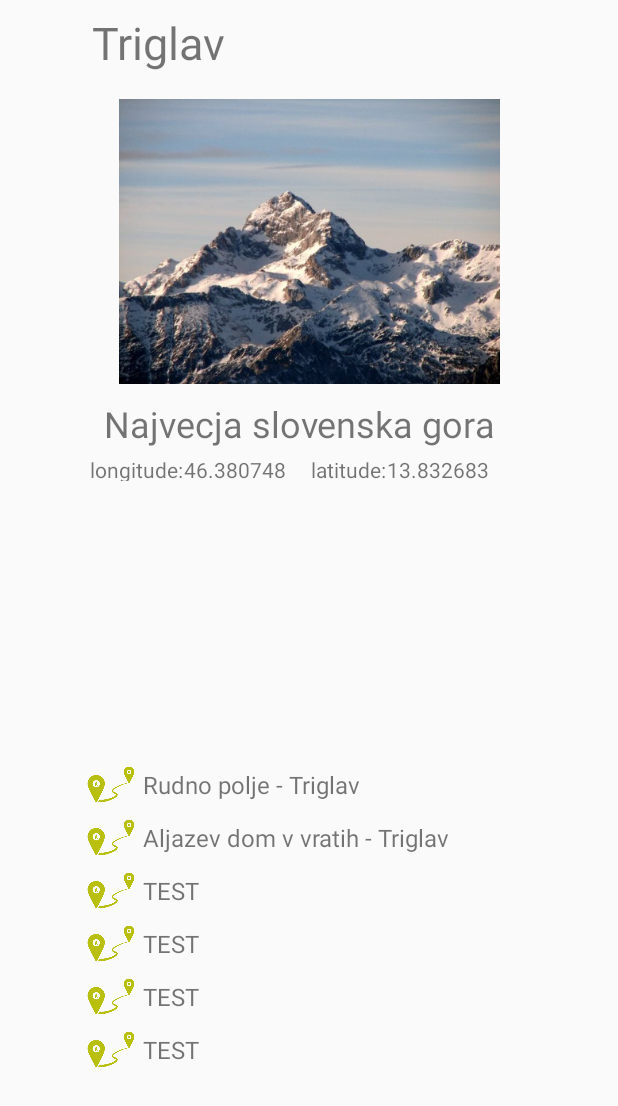
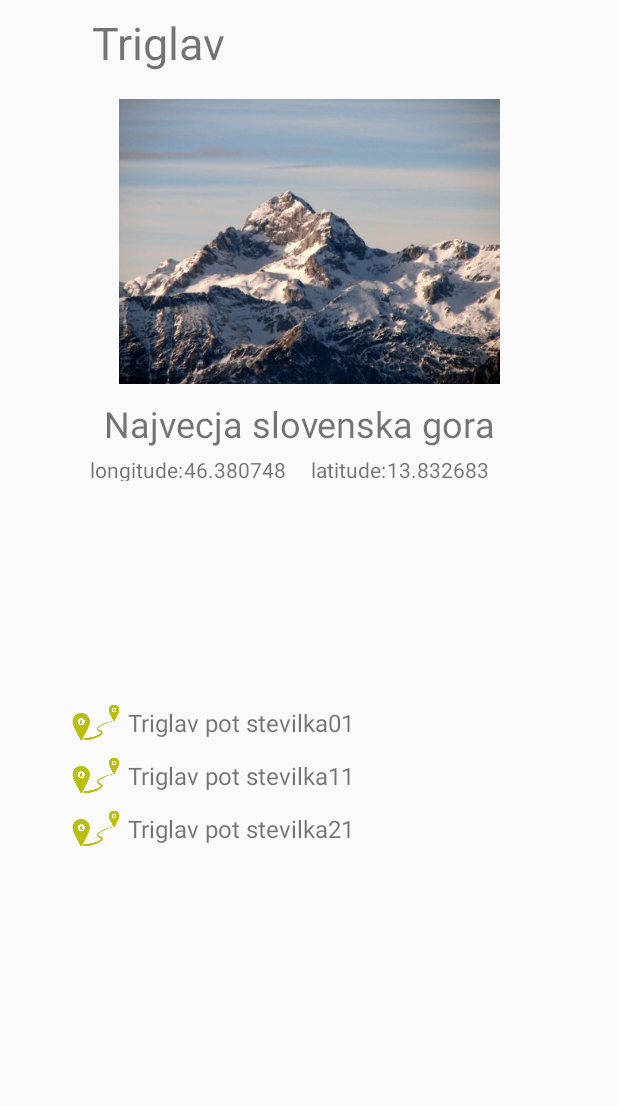
Before and after one commit to dselcan2/Gorovje, an Android app: the screen it shows after launch (MainActivity), after a tap on "Najvecja slovenska gora", on a phone screen of 412 x 824 dp. Shown: the top 1106 px of the screen. Run offline under Robolectric (Android 15) with nearby library versions, the phone set to English and light mode, and no system bars; 2 statements that could not run were skipped.

Commit message:
Spremenil sem strukture, začel sem delati na vremenu

```diff
--- a/app/src/main/AndroidManifest.xml
+++ b/app/src/main/AndroidManifest.xml
@@ -5,6 +5,7 @@
     <uses-permission android:name="android.permission.ACCESS_COARSE_LOCATION" />
     <uses-permission android:name="android.permission.ACCESS_FINE_LOCATION" />
     <uses-permission android:name="android.permission.WRITE_EXTERNAL_STORAGE" />
+    <uses-permission android:name="android.permission.INTERNET"/>
 
     <uses-feature android:name="android.hardware.location.gps" />
 
--- a/app/src/main/java/com/example/denis/gorovje/MainActivity.java
+++ b/app/src/main/java/com/example/denis/gorovje/MainActivity.java
@@ -6,12 +6,22 @@ import android.support.v7.widget.LinearLayoutManager;
 import android.support.v7.widget.RecyclerView;
 import android.widget.TextView;
 import android.widget.ImageView;
+import android.widget.Toast;
+
 import com.example.Gora;
-import com.example.Pot;
+import com.example.Point;
 
+import java.io.BufferedReader;
+import java.io.IOException;
+import java.io.InputStreamReader;
+import java.net.MalformedURLException;
+import java.net.URL;
+import java.net.URLConnection;
 import java.util.ArrayList;
 
 public class MainActivity extends AppCompatActivity {
+
+    // i'lll need dis: http://api.openweathermap.org/data/2.5/forecast?lat=46.4802353&lon=14.276609&APPID=184a26cf06cbd44f86560d24dab152a5&mode=xml&units=metric
 
     ApplicationMy Am;
     TextView Gora;
@@ -20,6 +30,7 @@ public class MainActivity extends AppCompatActivity {
     TextView langnitude;
     ImageView Image;
     int displayGora;
+    String xml;
 
     RecyclerView recyclerView;
     RecyclerView.Adapter mAdapter;
@@ -40,15 +51,18 @@ public class MainActivity extends AppCompatActivity {
         mLayoutManager = new LinearLayoutManager(this);
         recyclerView.setLayoutManager(mLayoutManager);
         displayGora = getIntent().getIntExtra("id_gora",0);
-        ArrayList<Pot> poti = new ArrayList<Pot>();
-        for(int i =0; i<Am.da.getPoti().size();i++){
-            if(Am.da.getPoti().get(i).getId() == displayGora){
-                poti.add(Am.da.getPoti().get(i));
-            }
-        }
-        mAdapter = new PotAdapter(poti);
+        ArrayList<Point> poti = new ArrayList<Point>();
+        Gora gora = Am.da.getGore().get(displayGora);
+        mAdapter = new PotAdapter(gora.getZacetki(), gora.getNaziv());
         recyclerView.setAdapter(mAdapter);
         update();
+        t.start();
+        try {
+            t.join();
+        } catch (InterruptedException e) {
+            e.printStackTrace();
+        }
+        Toast.makeText(this,xml,Toast.LENGTH_SHORT).show();
     }
 
     public void update(){
@@ -60,4 +74,64 @@ public class MainActivity extends AppCompatActivity {
         int resourceId = getResources().getIdentifier(G.getSlika(), "drawable", getApplicationContext().getPackageName());
         Image.setImageResource(resourceId);
     }
+
+    Thread t = new Thread(){
+        @Override
+        public void run(){
+            String gorovje = "";
+            if(Am.da.getGore().get(displayGora).getGorovje() == Am.da.JULIJSKE_ALPE){
+                gorovje = "JULIAN-ALPS";
+            }
+            else if(Am.da.getGore().get(displayGora).getGorovje() == Am.da.KAMNISKOSAVINJSE_ALPE){
+                gorovje = "KAMNIK-SAVINJA-ALPS";
+            }
+            else if(Am.da.getGore().get(displayGora).getGorovje() == Am.da.KARAVANKE){
+                gorovje = "KARAVANKE-ALPS";
+            }
+            else if(Am.da.getGore().get(displayGora).getGorovje() == Am.da.POHORJE){
+                gorovje = "POHORJE";
+            }
+            else if(Am.da.getGore().get(displayGora).getGorovje() == Am.da.SNEZNIK){
+                gorovje = "SNEZNIK";
+            }
+            else if(Am.da.getGore().get(displayGora).getGorovje() == Am.da.SKOFJELOSKO_HRIBOVJE){
+                gorovje = "SKOFJELOSKO-HRIBOVJE";
+            }
+            else if(Am.da.getGore().get(displayGora).getGorovje() == Am.da.VZHODNOSLOVENSKO_HRIBOVJE){
+                gorovje = "EAST-MOUNTAINS";
+            }
+            URL url = null;
+            try {
+                url = new URL("http://meteo.arso.gov.si/uploads/probase/www/fproduct/text/sl/forecast_SI_" + gorovje + "_latest.xml");
+            } catch (MalformedURLException e) {
+                e.printStackTrace();
+            }
+            URLConnection connection = null;
+            try {
+                connection = url.openConnection();
+            } catch (IOException e) {
+                e.printStackTrace();
+            }
+            BufferedReader in = null;
+            try {
+                in = new BufferedReader(new InputStreamReader(connection.getInputStream()));
+            } catch (IOException e) {
+                e.printStackTrace();
+            }
+            String inputLine;
+            xml = "";
+            try {
+                while((inputLine = in.readLine()) != null){
+                    xml += inputLine;
+                }
+            } catch (IOException e) {
+                e.printStackTrace();
+            }
+            try {
+                in.close();
+            } catch (IOException e) {
+                e.printStackTrace();
+            }
+        }
+    };
 }
--- a/app/src/main/java/com/example/denis/gorovje/PotAdapter.java
+++ b/app/src/main/java/com/example/denis/gorovje/PotAdapter.java
@@ -4,14 +4,13 @@ import android.content.Context;
 import android.content.Intent;
 import android.net.Uri;
 import android.support.constraint.ConstraintLayout;
-import android.support.v7.app.AlertDialog;
 import android.support.v7.widget.RecyclerView;
 import android.view.LayoutInflater;
 import android.view.View;
 import android.view.ViewGroup;
 import android.widget.TextView;
 
-import com.example.Pot;
+import com.example.Point;
 
 import java.util.ArrayList;
 
@@ -20,11 +19,13 @@ import java.util.ArrayList;
  */
 
 public class PotAdapter extends RecyclerView.Adapter<PotAdapter.ViewHolder> {
-    private ArrayList<Pot> mDataset;
+    private ArrayList<Point> mDataset;
+    private String ime;
     ApplicationMy am;
     private Context context;
-    public PotAdapter(ArrayList<Pot> myDataset) {
+    public PotAdapter(ArrayList<Point> myDataset, String ime) {
         mDataset = myDataset;
+        this.ime = ime;
     }
 
     public class ViewHolder extends RecyclerView.ViewHolder {
@@ -40,7 +41,7 @@ public class PotAdapter extends RecyclerView.Adapter<PotAdapter.ViewHolder> {
         }
     }
 
-    public void add(int position, Pot item) {
+    public void add(int position, Point item) {
         mDataset.add(position, item);
         notifyItemInserted(position);
     }
@@ -59,19 +60,15 @@ public class PotAdapter extends RecyclerView.Adapter<PotAdapter.ViewHolder> {
     }
 
     @Override
-    public void onBindViewHolder(PotAdapter.ViewHolder holder, int position) {
+    public void onBindViewHolder(PotAdapter.ViewHolder holder, final int position) {
         final int poz = position;
-        holder.txt.setText(mDataset.get(position).getIme());
+        holder.txt.setText(ime + " pot stevilka" + position+1);
         holder.cl.setOnClickListener(new View.OnClickListener() {
             @Override
             public void onClick(View v) {
-                if(mDataset.get(poz).getPot() != null){
-                    double x1 = mDataset.get(poz).getPot().get(0).getLongitude();
-                    double y1 = mDataset.get(poz).getPot().get(0).getLatitude();
-                    double x2 = mDataset.get(poz).getPot().get(mDataset.get(poz).getPot().size()-1).getLongitude();
-                    double y2 = mDataset.get(poz).getPot().get(mDataset.get(poz).getPot().size()-1).getLatitude();
-                    String lok = "http://maps.google.com/maps?saddr="+x1+","+y1+"&daddr="+x2+","+y2+"";
-                    Uri gmmIntentUri = Uri.parse(lok);
+                if(mDataset.get(poz) != null){
+                    String str = "google.navigation:q=" + mDataset.get(position).getLongitude() + "," + mDataset.get(position).getLatitude();
+                    Uri gmmIntentUri = Uri.parse(str);
                     Intent mapIntent = new Intent(Intent.ACTION_VIEW, gmmIntentUri);
                     mapIntent.setPackage("com.google.android.apps.maps");
                     context.startActivity(mapIntent);
--- a/app/src/main/java/com/example/denis/gorovje/TabbedActivity.java
+++ b/app/src/main/java/com/example/denis/gorovje/TabbedActivity.java
@@ -159,7 +159,7 @@ public class TabbedActivity extends AppCompatActivity {
                     mAdapter.notifyDataSetChanged();
                     Toast.makeText(rootView.getContext(),"something is odd", Toast.LENGTH_SHORT).show();
                 }*/
-                Toast.makeText(rootView.getContext(),"class: " + am.da.getShranjenaPot().size() + " adapter: " + mAdapter.getItemCount(), Toast.LENGTH_SHORT).show();
+                //Toast.makeText(rootView.getContext(),"class: " + am.da.getShranjenaPot().size() + " adapter: " + mAdapter.getItemCount(), Toast.LENGTH_SHORT).show();
                 return rootView;
             }
             else {
--- a/app/src/main/res/layout/activity_main.xml
+++ b/app/src/main/res/layout/activity_main.xml
@@ -98,17 +98,17 @@
 
     <android.support.v7.widget.RecyclerView
         android:id="@+id/RecViewPot"
-        android:layout_width="316dp"
-        android:layout_height="209dp"
+        android:layout_width="337dp"
+        android:layout_height="217dp"
         android:layout_marginBottom="8dp"
         android:layout_marginLeft="8dp"
         android:layout_marginRight="6dp"
-        android:layout_marginTop="8dp"
         app:layout_constraintBottom_toBottomOf="parent"
         app:layout_constraintLeft_toLeftOf="parent"
         app:layout_constraintRight_toRightOf="parent"
+        app:layout_constraintHorizontal_bias="0.481"
+        android:layout_marginTop="8dp"
         app:layout_constraintTop_toBottomOf="@+id/linearLayout2"
-        app:layout_constraintHorizontal_bias="0.481"
-        app:layout_constraintVertical_bias="0.636" />
+        tools:layout_editor_absoluteY="240dp" />
 
 </android.support.constraint.ConstraintLayout>
--- a/tets_lib/src/main/java/com/example/DataAll.java
+++ b/tets_lib/src/main/java/com/example/DataAll.java
@@ -11,22 +11,25 @@ import java.util.ArrayList;
 public class DataAll {
     private ArrayList<Gora> gore;
     private ArrayList<User> uporabniki;
-    private ArrayList<Pot> poti;
-    private ArrayList<Koca> koce;
     private ArrayList<ShraniPot> shranjenaPot;
+    final public String JULIJSKE_ALPE = "julijske Alpe";
+    final public String KAMNISKOSAVINJSE_ALPE = "julijske Alpe";
+    final public String KARAVANKE = "julijske Alpe";
+    final public String POHORJE = "julijske Alpe";
+    final public String SNEZNIK = "julijske Alpe";
+    final public String SKOFJELOSKO_HRIBOVJE = "julijske Alpe";
+    final public String VZHODNOSLOVENSKO_HRIBOVJE = "julijske Alpe";
 
 
 
     public DataAll(){
         gore = new ArrayList<>();
         uporabniki = new ArrayList<>();
-        poti = new ArrayList<>();
-        koce = new ArrayList<>();
         shranjenaPot = new ArrayList<>();
     }
     //public com.example.Gora(String naziv, com.example.Point tocka, double visina, String opis)
-    public Gora addGora(String naziv, Point tocka, double visina, String opis, String slika, int id){
-        Gora tmp = new Gora(naziv, tocka, visina, opis, slika, id);
+    public Gora addGora(String naziv, Point tocka, double visina, String opis, String slika, int id, ArrayList<Point> zacetki, String gorovje){
+        Gora tmp = new Gora(naziv, tocka, visina, opis, slika, id, zacetki, gorovje);
         gore.add(tmp);
         return tmp;
     }
@@ -34,18 +37,6 @@ public class DataAll {
     public User addUser(int ID, String ime, String priimek){
         User tmp = new User(ID, ime, priimek);
         uporabniki.add(tmp);
-        return tmp;
-    }
-    //public com.example.Pot(ArrayList<com.example.Point> pot, int tezavnost)
-    public Pot addPot(int id, ArrayList<Point> pot, int tezavnost, String Ime){
-        Pot tmp = new Pot(id, pot, tezavnost, Ime);
-        poti.add(tmp);
-        return tmp;
-    }
-    //public com.example.Koca(String naziv, com.example.Point tocka, double visina, ArrayList<String> poudba)
-    public Koca addKoca(String naziv, Point tocka, double visina, ArrayList<String> ponudba){
-        Koca tmp = new Koca(naziv, tocka, visina, ponudba);
-        koce.add(tmp);
         return tmp;
     }
 
@@ -67,14 +58,6 @@ public class DataAll {
         return uporabniki;
     }
 
-    public ArrayList<Pot> getPoti() {
-        return poti;
-    }
-
-    public ArrayList<Koca> getKoce() {
-        return koce;
-    }
-
     public ArrayList<ShraniPot> getShranjenaPot() {
         return shranjenaPot;
     }
@@ -84,60 +67,42 @@ public class DataAll {
         return "com.example.DataAll{" +
                 "gore=" + gore +
                 ", uporabniki=" + uporabniki +
-                ", poti=" + poti +
-                ", koce=" + koce +
                 '}';
     }
     public static DataAll scenarij1(){
         DataAll dat = new DataAll();
-        dat.addGora("Triglav", new Point(46.380748, 13.832683),2864, "Najvecja slovenska gora", "triglav001", 0);
-        dat.addGora("Spik", new Point(43.380748, 34.832683),2664, "vrh je spicast", "spik",1);
-        dat.addGora("Prisojnik", new Point(41.380748, 73.832683),2564, "obrnjena proti soncu", "prisojnik",2);
-        dat.addGora("Triglav", new Point(46.380748, 13.832683),2864, "Najvecja slovenska gora", "triglav001", 0);
-        dat.addGora("Spik", new Point(43.380748, 34.832683),2664, "vrh je spicast", "spik",1);
-        dat.addGora("Prisojnik", new Point(41.380748, 73.832683),2564, "obrnjena proti soncu", "prisojnik",2);
-        dat.addGora("Triglav", new Point(46.380748, 13.832683),2864, "Najvecja slovenska gora", "triglav001", 0);
-        dat.addGora("Spik", new Point(43.380748, 34.832683),2664, "vrh je spicast", "spik",1);
-        dat.addGora("Prisojnik", new Point(41.380748, 73.832683),2564, "obrnjena proti soncu", "prisojnik",2);
-        dat.addGora("Triglav", new Point(46.380748, 13.832683),2864, "Najvecja slovenska gora", "triglav001", 0);
-        dat.addGora("Spik", new Point(43.380748, 34.832683),2664, "vrh je spicast", "spik",1);
-        dat.addGora("Prisojnik", new Point(41.380748, 73.832683),2564, "obrnjena proti soncu", "prisojnik",2);
-        dat.addGora("Triglav", new Point(46.380748, 13.832683),2864, "Najvecja slovenska gora", "triglav001", 0);
-        dat.addGora("Spik", new Point(43.380748, 34.832683),2664, "vrh je spicast", "spik",1);
-        dat.addGora("Prisojnik", new Point(41.380748, 73.832683),2564, "obrnjena proti soncu", "prisojnik",2);
+        ArrayList<Point> triglav = new ArrayList<>();
+        triglav.add(new Point(46.4105329,13.8422495));
+        triglav.add(new Point(46.3386,13.9045));
+        triglav.add(new Point(46.2896,13.8022));
+        dat.addGora("Triglav", new Point(46.380748, 13.832683),2864, "Najvecja slovenska gora", "triglav001", 0, triglav ,dat.JULIJSKE_ALPE);
+        ArrayList<Point> spik = new ArrayList<>();
+        spik.add(new Point(46.4688,13.7833));
+        spik.add(new Point(46.4444,13.7746));
+        spik.add(new Point(46.4688,13.7833));
+        dat.addGora("Spik", new Point(43.380748, 34.832683),2472, "vrh je spicast", "spik",1, spik, dat.JULIJSKE_ALPE);
+        ArrayList<Point> prisojnik = new ArrayList<>();
+        prisojnik.add(new Point(46.4336,13.7435));
+        prisojnik.add(new Point(46.4399,13.7624));
+        prisojnik.add(new Point(46.4391,13.7483));
+        dat.addGora("Prisojnik", new Point(41.380748, 73.832683),2547, "obrnjena proti soncu", "prisojnik", 2, prisojnik, dat.JULIJSKE_ALPE);
         ArrayList<String> ponudba = new ArrayList<>();
         ponudba.add("palacinke");
         ponudba.add("jota");
         ponudba.add("pivo");
         ponudba.add("ledeni caj");
-        dat.addKoca("Triglavski dom na kredarici", new Point(46.379494, 13.848485),2515, ponudba);
         ArrayList<Point> pot1 = new ArrayList<>();
         pot1.add(new Point(46.3446343,13.9198199));
         pot1.add(new Point(46.3791994, 13.8317281));
-        dat.addPot(0,pot1,7, "Rudno polje - Triglav");
         ArrayList<Point> pot4 = new ArrayList<>();
         pot4.add(new Point(46.4128,13.8466));
         pot4.add(new Point(46.3791994, 13.8317281));
-        dat.addPot(0,pot4,7, "Aljazev dom v vratih - Triglav");
-        dat.addPot(0,null,7, "TEST");
-        dat.addPot(0,null,7, "TEST");
-        dat.addPot(0,null,7, "TEST");
-        dat.addPot(0,null,7, "TEST");
-        dat.addPot(0,null,7, "TEST");
-        dat.addPot(0,null,7, "TEST");
-        dat.addPot(0,null,7, "TEST");
-        dat.addPot(0,null,7, "TEST");
-        dat.addPot(0,null,7, "TEST");
-        dat.addPot(0,null,7, "TEST");
-        dat.addPot(0,null,7, "TEST");
         ArrayList<Point> pot2 = new ArrayList<>();
         pot2.add(new Point(46.432897,13.7408822));
         pot2.add(new Point(46.42464,13.76974));
-        dat.addPot(2,pot2,6, "vrsic - Prisojnik");
         ArrayList<Point> pot3 = new ArrayList<>();
         pot3.add(new Point(46.5370623,15.5995941));
         pot3.add(new Point(46.4486111,13.8119779));
-        dat.addPot(1,pot3,5, "Ruski kriz - Spik");
         dat.addUser(1,"Denis","Selcan");
         ArrayList<Point> pot = new ArrayList<>();
         pot.add(new Point( 15.6004783, 46.5373304));
--- a/tets_lib/src/main/java/com/example/Gora.java
+++ b/tets_lib/src/main/java/com/example/Gora.java
@@ -1,4 +1,6 @@
 package com.example;
+
+import java.util.ArrayList;
 
 /**
  * Created by Denis on 27/02/2017.
@@ -11,14 +13,35 @@ public class Gora {
     double visina;
     String opis;
     String Slika;
+    ArrayList<Point> zacetki = new ArrayList<>();
 
-    public Gora(String naziv, Point tocka, double visina, String opis, String slika, int id) {
+    public ArrayList<Point> getZacetki() {
+        return zacetki;
+    }
+
+    public void setZacetki(ArrayList<Point> zacetki) {
+        this.zacetki = zacetki;
+    }
+
+    public String getGorovje() {
+        return gorovje;
+    }
+
+    public void setGorovje(String gorovje) {
+        this.gorovje = gorovje;
+    }
+
+    String gorovje;
+
+    public Gora(String naziv, Point tocka, double visina, String opis, String slika, int id, ArrayList<Point> zacetki, String gorovje) {
         this.naziv = naziv;
         this.tocka = tocka;
         this.visina = visina;
         this.opis = opis;
         this.Slika = slika;
         this.id = id;
+        this.zacetki = zacetki;
+        this.gorovje = gorovje;
     }
 
     public String getNaziv() {
--- a/tets_lib/src/main/java/com/example/Koca.java
+++ /dev/null
@@ -1,63 +0,0 @@
-package com.example;
-
-import java.util.ArrayList;
-
-/**
- * Created by Denis on 27/02/2017.
- */
-
-public class Koca {
-    String naziv;
-    Point tocka;
-    double visina;
-    ArrayList<String> poudba;
-
-    public Koca(String naziv, Point tocka, double visina, ArrayList<String> poudba) {
-        this.naziv = naziv;
-        this.tocka = tocka;
-        this.visina = visina;
-        this.poudba = poudba;
-    }
-
-    public String getNaziv() {
-        return naziv;
-    }
-
-    public void setNaziv(String naziv) {
-        this.naziv = naziv;
-    }
-
-    public Point getTocka() {
-        return tocka;
-    }
-
-    public void setTocka(Point tocka) {
-        this.tocka = tocka;
-    }
-
-    public double getVisina() {
-        return visina;
-    }
-
-    public void setVisina(double visina) {
-        this.visina = visina;
-    }
-
-    public ArrayList<String> getPoudba() {
-        return poudba;
-    }
-
-    public void setPoudba(ArrayList<String> poudba) {
-        this.poudba = poudba;
-    }
-
-    @Override
-    public String toString() {
-        return "com.example.Koca{" +
-                "naziv='" + naziv + '\'' +
-                ", tocka=" + tocka +
-                ", visina=" + visina +
-                ", poudba=" + poudba +
-                '}';
-    }
-}
--- a/tets_lib/src/main/java/com/example/Pot.java
+++ /dev/null
@@ -1,61 +0,0 @@
-package com.example;
-
-import java.util.ArrayList;
-
-/**
- * Created by Denis on 27/02/2017.
- */
-
-public class Pot {
-    int id;
-    String ime;
-    ArrayList<Point> pot;
-    int tezavnost;
-
-    public Pot(int id, ArrayList<Point> pot, int tezavnost, String Ime) {
-        this.id = id;
-        this.pot = pot;
-        this.tezavnost = tezavnost;
-        this.ime = Ime;
-    }
-
-    public ArrayList<Point> getPot() {
-        return pot;
-    }
-
-    public void setPot(ArrayList<Point> pot) {
-        this.pot = pot;
-    }
-
-    public int getTezavnost() {
-        return tezavnost;
-    }
-
-    public void setTezavnost(int tezavnost) {
-        this.tezavnost = tezavnost;
-    }
-
-    public int getId() {
-        return id;
-    }
-
-    public void setId(int id) {
-        this.id = id;
-    }
-
-    public String getIme() {
-        return ime;
-    }
-
-    public void setIme(String ime) {
-        this.ime = ime;
-    }
-
-    @Override
-    public String toString() {
-        return "com.example.Pot{" +
-                "pot=" + pot +
-                ", tezavnost=" + tezavnost +
-                '}';
-    }
-}
```
Also changed, not shown: tets_lib/src/main/java/com/example/MyClass.java (deleted, +0 -35 lines).
